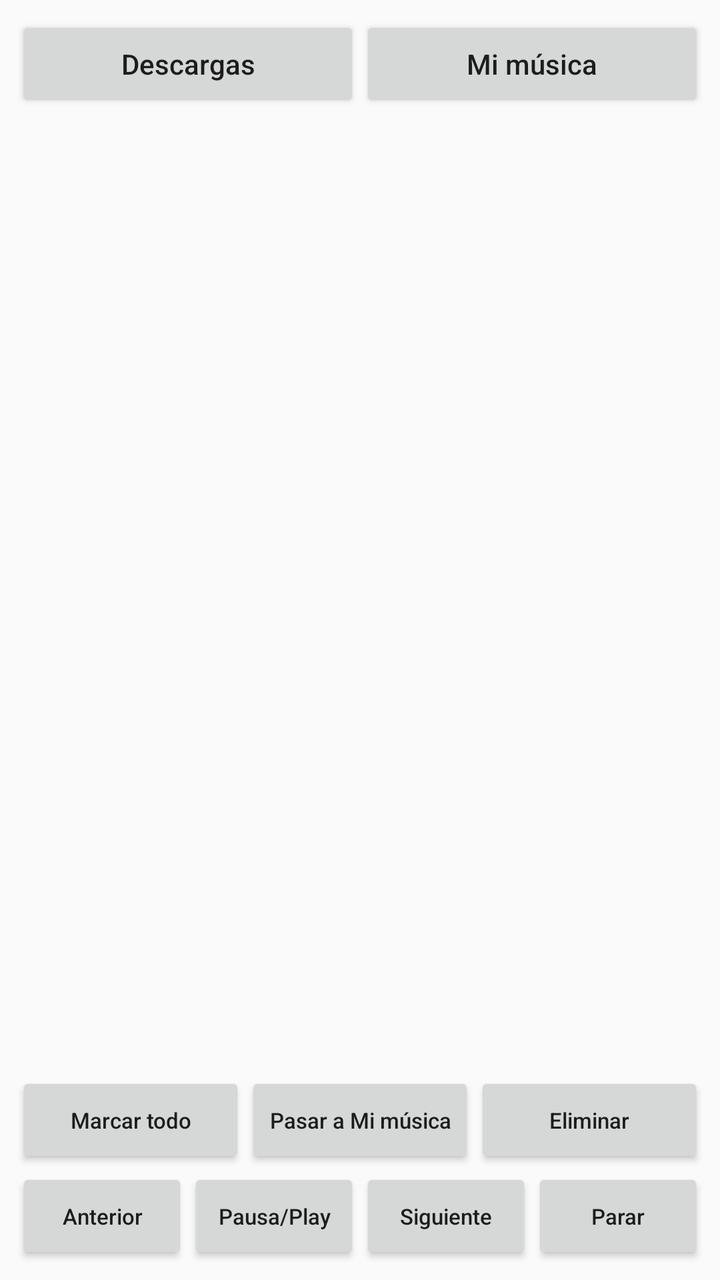
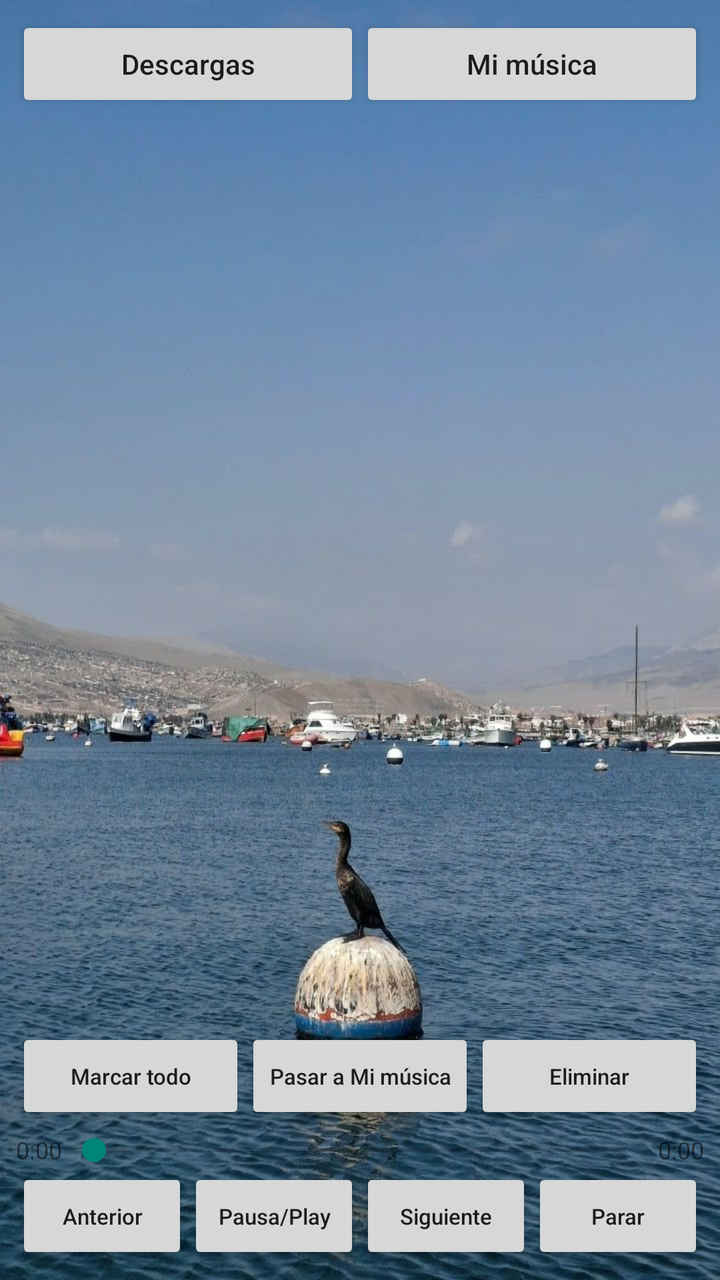

Screens rendered from an Android XML layout before and after an edit, with the pre-edit source and the edit as a unified diff.
<!-- AndroidManifest.xml: application theme android:Theme.Material.Light.DarkActionBar -->
<!-- res/layout/activity_main.xml -->
<?xml version="1.0" encoding="utf-8"?>
<LinearLayout xmlns:android="http://schemas.android.com/apk/res/android"
    android:layout_width="match_parent"
    android:layout_height="match_parent"
    android:orientation="vertical"
    android:padding="8dp">
    android:background="@drawable/fondo">

    <LinearLayout
        android:layout_width="match_parent"
        android:layout_height="wrap_content"
        android:orientation="horizontal">

        <Button
            android:id="@+id/btnDownloads"
            android:layout_width="0dp"
            android:layout_height="wrap_content"
            android:layout_weight="1"
            android:textAllCaps="false"
            android:text="Descargas" />

        <Button
            android:id="@+id/btnLibrary"
            android:layout_width="0dp"
            android:layout_height="wrap_content"
            android:layout_weight="1"
            android:textAllCaps="false"
            android:text="Mi música" />
    </LinearLayout>

    <TextView
        android:id="@+id/status"
        android:layout_width="match_parent"
        android:layout_height="wrap_content"
        android:padding="8dp"
        android:textSize="13sp" />

    <androidx.recyclerview.widget.RecyclerView
        android:id="@+id/recycler"
        android:layout_width="match_parent"
        android:layout_height="0dp"
        android:layout_weight="1" />

    <LinearLayout
        android:layout_width="match_parent"
        android:layout_height="wrap_content"
        android:orientation="horizontal">

        <Button
            android:id="@+id/btnAll"
            android:layout_width="0dp"
            android:layout_height="wrap_content"
            android:layout_weight="1"
            android:textSize="11sp"
            android:textAllCaps="false"
            android:text="Marcar todo" />

        <Button
            android:id="@+id/btnMove"
            android:layout_width="0dp"
            android:layout_height="wrap_content"
            android:layout_weight="1"
            android:textSize="11sp"
            android:textAllCaps="false"
            android:text="Pasar a Mi música" />

        <Button
            android:id="@+id/btnDelete"
            android:layout_width="0dp"
            android:layout_height="wrap_content"
            android:layout_weight="1"
            android:textSize="11sp"
            android:textAllCaps="false"
            android:text="Eliminar" />
    </LinearLayout>

    <LinearLayout
        android:layout_width="match_parent"
        android:layout_height="wrap_content"
        android:orientation="horizontal">

        <Button
            android:id="@+id/btnPrev"
            android:layout_width="0dp"
            android:layout_height="wrap_content"
            android:layout_weight="1"
            android:textSize="11sp"
            android:textAllCaps="false"
            android:text="Anterior" />

        <Button
            android:id="@+id/btnToggle"
            android:layout_width="0dp"
            android:layout_height="wrap_content"
            android:layout_weight="1"
            android:textSize="11sp"
            android:textAllCaps="false"
            android:text="Pausa/Play" />

        <Button
            android:id="@+id/btnNext"
            android:layout_width="0dp"
            android:layout_height="wrap_content"
            android:layout_weight="1"
            android:textSize="11sp"
            android:textAllCaps="false"
            android:text="Siguiente" />

        <Button
            android:id="@+id/btnStop"
            android:layout_width="0dp"
            android:layout_height="wrap_content"
            android:layout_weight="1"
            android:textSize="11sp"
            android:textAllCaps="false"
            android:text="Parar" />
    </LinearLayout>
</LinearLayout>
<!-- resources referenced by this layout -->
<resources>
  <!-- drawable fondo: jpg bitmap (drawable, 141157 bytes) -->
</resources>

<!-- the commit's change to res/layout/activity_main.xml (unified diff, before → after) -->
@@ -3,7 +3,7 @@
     android:layout_width="match_parent"
     android:layout_height="match_parent"
     android:orientation="vertical"
-    android:padding="8dp">
+    android:padding="8dp"
     android:background="@drawable/fondo">
 
     <LinearLayout
@@ -77,6 +77,35 @@
     <LinearLayout
         android:layout_width="match_parent"
         android:layout_height="wrap_content"
+        android:gravity="center_vertical"
+        android:orientation="horizontal"
+        android:paddingTop="4dp">
+
+        <TextView
+            android:id="@+id/tvPos"
+            android:layout_width="wrap_content"
+            android:layout_height="wrap_content"
+            android:text="0:00"
+            android:textSize="12sp" />
+
+        <SeekBar
+            android:id="@+id/seek"
+            android:layout_width="0dp"
+            android:layout_height="wrap_content"
+            android:layout_weight="1"
+            android:max="1000" />
+
+        <TextView
+            android:id="@+id/tvDur"
+            android:layout_width="wrap_content"
+            android:layout_height="wrap_content"
+            android:text="0:00"
+            android:textSize="12sp" />
+    </LinearLayout>
+
+    <LinearLayout
+        android:layout_width="match_parent"
+        android:layout_height="wrap_content"
         android:orientation="horizontal">
 
         <Button
